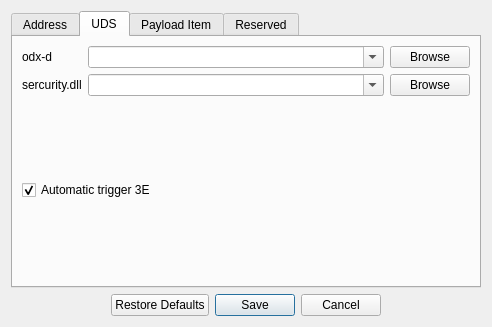
This is settings.ui in xjzer/QtWidgetDemo as Qt 5 draws it before an edit. The edited form follows.
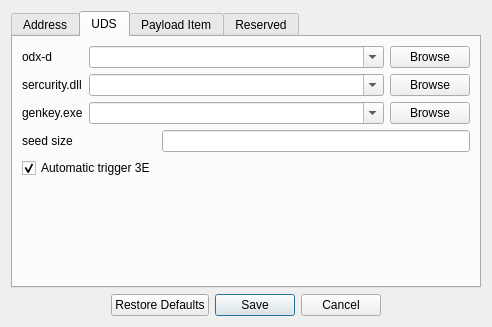
This is the edited form. The open tabs and pages were chosen to show the change.

```diff
--- a/settings.ui
+++ b/settings.ui
@@ -16,11 +16,17 @@
   <layout class="QVBoxLayout" name="verticalLayout">
    <item>
     <widget class="QTabWidget" name="tab_setting">
+     <property name="sizePolicy">
+      <sizepolicy hsizetype="Expanding" vsizetype="Expanding">
+       <horstretch>0</horstretch>
+       <verstretch>0</verstretch>
+      </sizepolicy>
+     </property>
      <property name="focusPolicy">
       <enum>Qt::NoFocus</enum>
      </property>
      <property name="currentIndex">
-      <number>0</number>
+      <number>1</number>
      </property>
      <widget class="QWidget" name="tab_address">
       <attribute name="title">
@@ -127,16 +133,16 @@
       <layout class="QVBoxLayout" name="verticalLayout_3">
        <item>
         <layout class="QGridLayout" name="gridLayout_3">
-         <item row="0" column="0">
-          <widget class="QLabel" name="label_odx">
+         <item row="1" column="2">
+          <widget class="QPushButton" name="pushButton_dll">
            <property name="sizePolicy">
-            <sizepolicy hsizetype="Fixed" vsizetype="Preferred">
+            <sizepolicy hsizetype="Fixed" vsizetype="Fixed">
              <horstretch>0</horstretch>
              <verstretch>0</verstretch>
             </sizepolicy>
            </property>
            <property name="text">
-            <string>odx-d</string>
+            <string>Browse</string>
            </property>
           </widget>
          </item>
@@ -147,19 +153,6 @@
            </property>
           </widget>
          </item>
-         <item row="0" column="2">
-          <widget class="QPushButton" name="pushButton_odx">
-           <property name="sizePolicy">
-            <sizepolicy hsizetype="Fixed" vsizetype="Fixed">
-             <horstretch>0</horstretch>
-             <verstretch>0</verstretch>
-            </sizepolicy>
-           </property>
-           <property name="text">
-            <string>Browse</string>
-           </property>
-          </widget>
-         </item>
          <item row="1" column="0">
           <widget class="QLabel" name="label_dll">
            <property name="sizePolicy">
@@ -173,6 +166,19 @@
            </property>
           </widget>
          </item>
+         <item row="0" column="2">
+          <widget class="QPushButton" name="pushButton_odx">
+           <property name="sizePolicy">
+            <sizepolicy hsizetype="Fixed" vsizetype="Fixed">
+             <horstretch>0</horstretch>
+             <verstretch>0</verstretch>
+            </sizepolicy>
+           </property>
+           <property name="text">
+            <string>Browse</string>
+           </property>
+          </widget>
+         </item>
          <item row="1" column="1">
           <widget class="QComboBox" name="comboBox_dll">
            <property name="editable">
@@ -180,15 +186,36 @@
            </property>
           </widget>
          </item>
-         <item row="1" column="2">
-          <widget class="QPushButton" name="pushButton_dll">
+         <item row="0" column="0">
+          <widget class="QLabel" name="label_odx">
            <property name="sizePolicy">
-            <sizepolicy hsizetype="Fixed" vsizetype="Fixed">
+            <sizepolicy hsizetype="Fixed" vsizetype="Preferred">
              <horstretch>0</horstretch>
              <verstretch>0</verstretch>
             </sizepolicy>
            </property>
            <property name="text">
+            <string>odx-d</string>
+           </property>
+          </widget>
+         </item>
+         <item row="2" column="0">
+          <widget class="QLabel" name="label_genkey">
+           <property name="text">
+            <string>genkey.exe</string>
+           </property>
+          </widget>
+         </item>
+         <item row="2" column="1">
+          <widget class="QComboBox" name="comboBox_genkey">
+           <property name="editable">
+            <bool>true</bool>
+           </property>
+          </widget>
+         </item>
+         <item row="2" column="2">
+          <widget class="QPushButton" name="pushButton_genkey">
+           <property name="text">
             <string>Browse</string>
            </property>
           </widget>
@@ -196,40 +223,28 @@
         </layout>
        </item>
        <item>
-        <spacer name="verticalSpacer_2">
-         <property name="orientation">
-          <enum>Qt::Vertical</enum>
-         </property>
-         <property name="sizeHint" stdset="0">
-          <size>
-           <width>20</width>
-           <height>40</height>
-          </size>
-         </property>
-        </spacer>
-       </item>
-       <item>
-        <widget class="QCheckBox" name="checkBox_uds_3e">
-         <property name="text">
-          <string>Automatic trigger 3E</string>
-         </property>
-         <property name="checked">
-          <bool>true</bool>
-         </property>
-        </widget>
-       </item>
-       <item>
-        <spacer name="verticalSpacer_3">
-         <property name="orientation">
-          <enum>Qt::Vertical</enum>
-         </property>
-         <property name="sizeHint" stdset="0">
-          <size>
-           <width>20</width>
-           <height>40</height>
-          </size>
-         </property>
-        </spacer>
+        <layout class="QFormLayout" name="formLayout_3">
+         <item row="0" column="0">
+          <widget class="QLabel" name="label_seedSize">
+           <property name="text">
+            <string>seed size</string>
+           </property>
+          </widget>
+         </item>
+         <item row="1" column="0">
+          <widget class="QCheckBox" name="checkBox_uds_3e">
+           <property name="text">
+            <string>Automatic trigger 3E</string>
+           </property>
+           <property name="checked">
+            <bool>true</bool>
+           </property>
+          </widget>
+         </item>
+         <item row="0" column="1">
+          <widget class="QLineEdit" name="lineEdit_seedSize"/>
+         </item>
+        </layout>
        </item>
       </layout>
      </widget>
```
